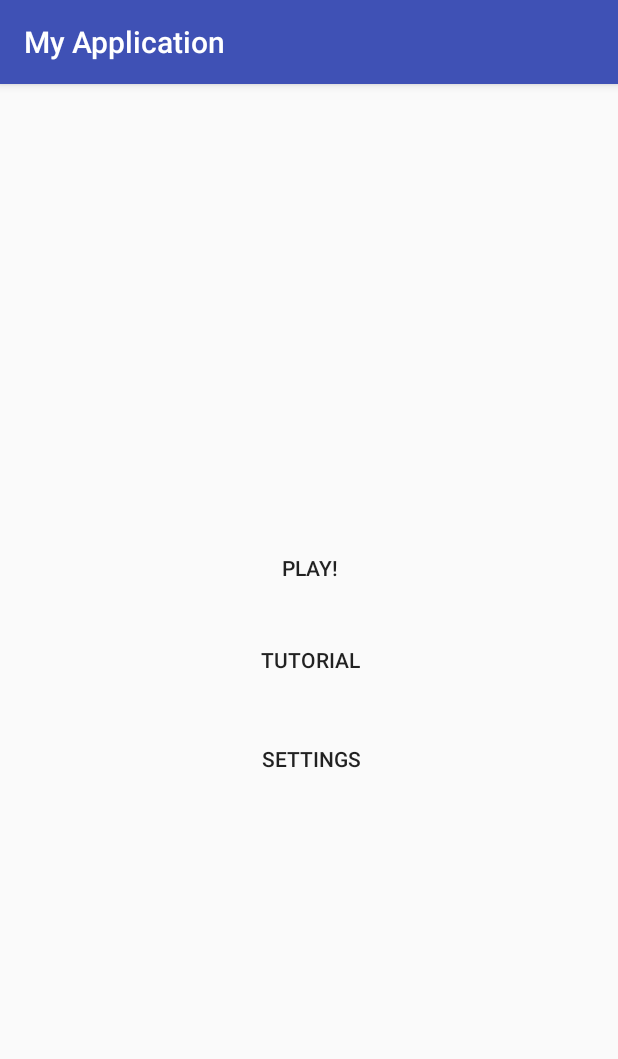
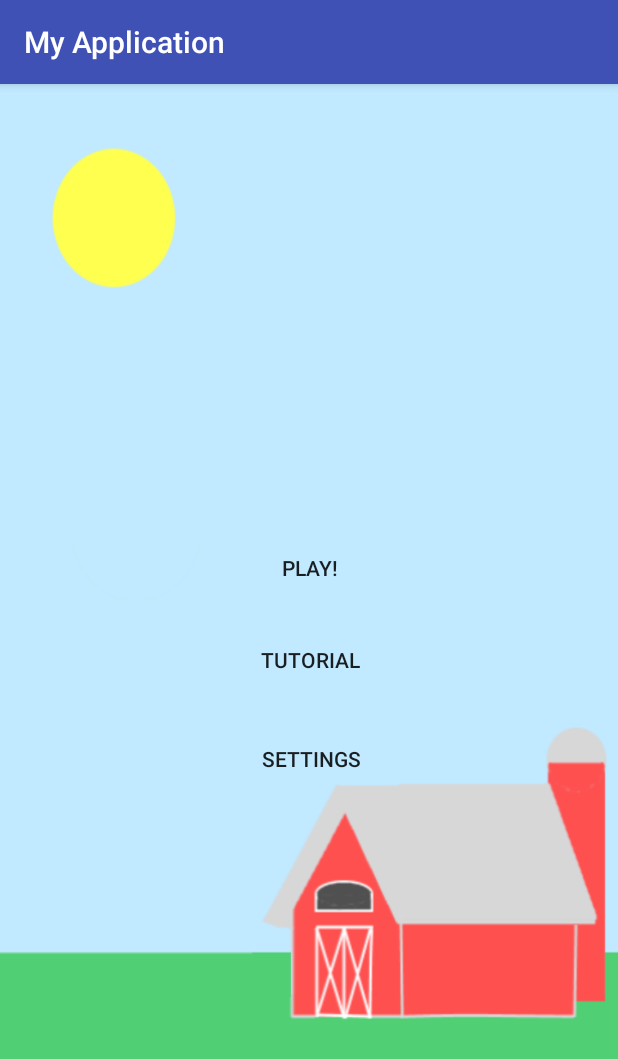
Before and after one commit to charleychau/MooveIt, an Android app: the screen it shows after launch (MainActivity), on a phone screen of 412 x 824 dp. Shown: the top 1059 px of the screen. Run offline under Robolectric (Android 15) with nearby library versions, the phone set to English and light mode, and no system bars.

Commit message:
added images

```diff
--- a/app/src/main/res/layout/activity_main.xml
+++ b/app/src/main/res/layout/activity_main.xml
@@ -2,12 +2,9 @@
 <RelativeLayout xmlns:android="http://schemas.android.com/apk/res/android"
     xmlns:tools="http://schemas.android.com/tools"
     android:id="@+id/activity_main"
-    android:layout_width="match_parent"
-    android:layout_height="match_parent"
-    android:paddingBottom="@dimen/activity_vertical_margin"
-    android:paddingLeft="@dimen/activity_horizontal_margin"
-    android:paddingRight="@dimen/activity_horizontal_margin"
-    android:paddingTop="@dimen/activity_vertical_margin"
+    android:layout_width="fill_parent"
+    android:layout_height="fill_parent"
+    android:background="@drawable/background"
     tools:context="com.example.charleychau.myapplication.MainActivity">
 
     <Button
```
Also changed, not shown: app/src/main/res/layout/activity_game.xml (+3 -6 lines), app/src/main/res/drawable/background.png (added).
